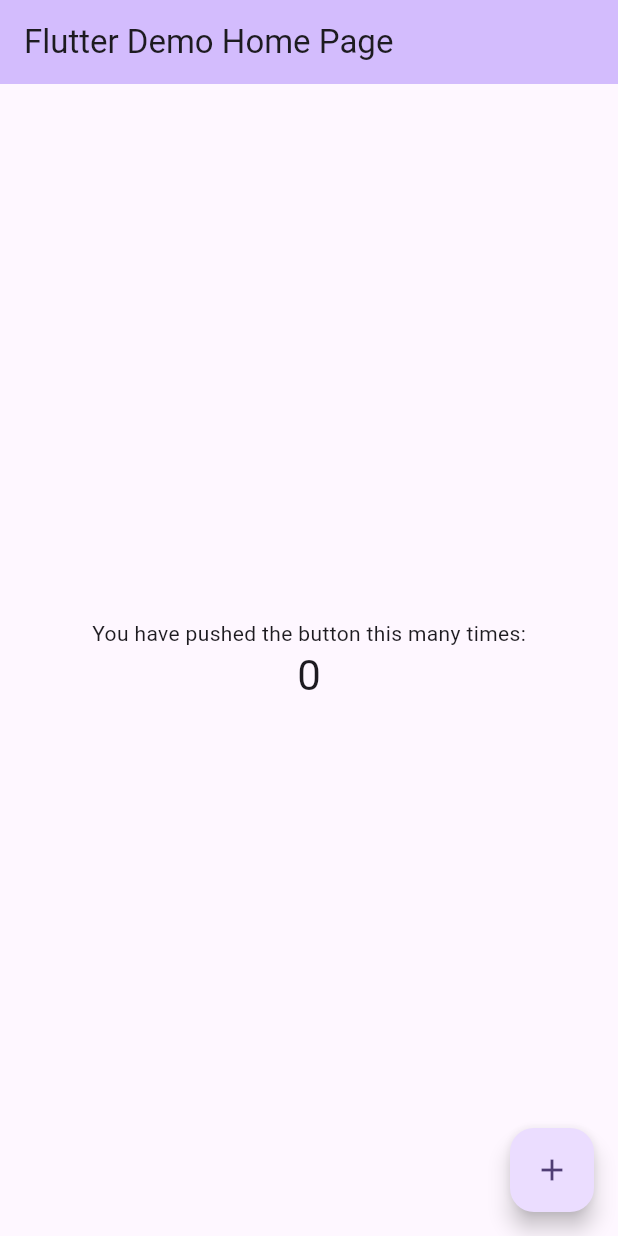
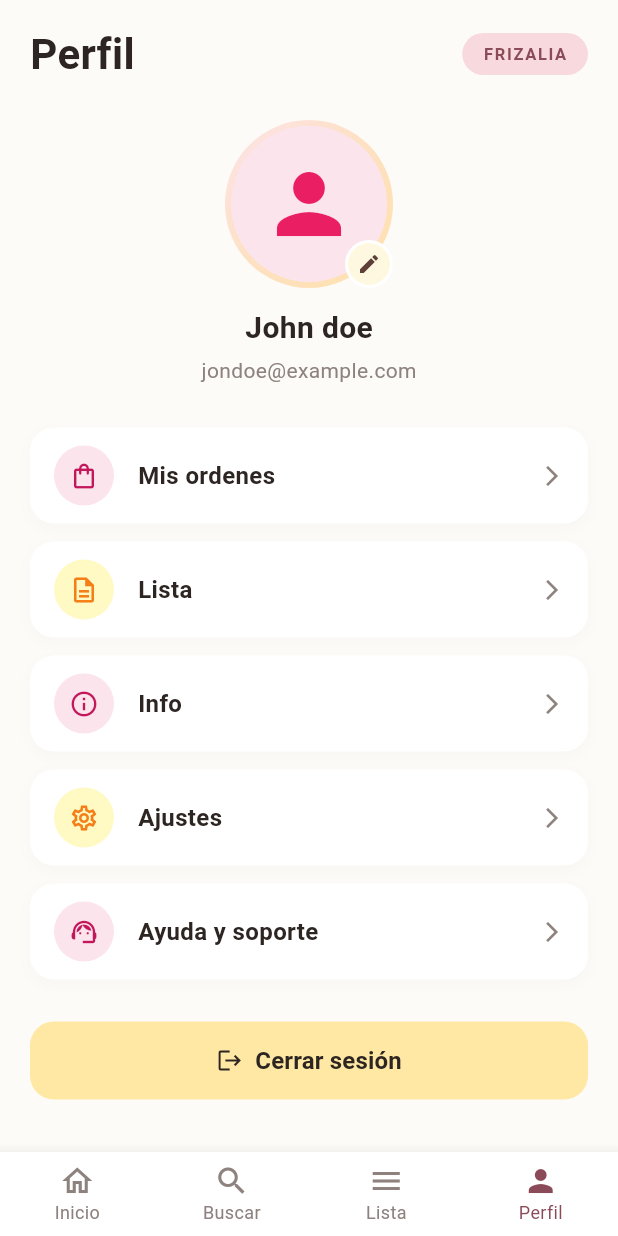
Before and after one commit to Niko850/Frizalia-LITIID42, a Flutter app: the screen it shows after launch, on a phone screen of 412 x 824 dp. Run offline on Flutter 3.47's test engine with Material 3 defaults, Android fonts, the phone set to English and light mode, and no system bars.

Commit message:
Feat: Splash Screen y Perfil Screen

```diff
--- /dev/null
+++ b/lib/Screens/perfil_screen.dart
@@ -0,0 +1,297 @@
+import 'package:flutter/material.dart';
+
+class ProfileScreen extends StatefulWidget {
+  const ProfileScreen({super.key});
+
+  @override
+  State<ProfileScreen> createState() => _ProfileScreenState();
+}
+
+class _ProfileScreenState extends State<ProfileScreen> {
+  int _currentIndex = 3; // 'Perfil' seleccionado por defecto en la barra inferior
+
+  @override
+  Widget build(BuildContext context) {
+    return Scaffold(
+      body: SafeArea(
+        child: SingleChildScrollView(
+          padding: const EdgeInsets.symmetric(horizontal: 20.0, vertical: 16.0),
+          child: Column(
+            crossAxisAlignment: CrossAxisAlignment.center,
+            children: [
+              // Encabezado con Título y Badge "FRIZALIA"
+              Row(
+                mainAxisAlignment: MainAxisAlignment.spaceBetween,
+                children: [
+                  const Text(
+                    'Perfil',
+                    style: TextStyle(
+                      fontSize: 28,
+                      fontWeight: FontWeight.bold,
+                      color: Color(0xFF2D2522),
+                    ),
+                  ),
+                  Container(
+                    padding: const EdgeInsets.symmetric(horizontal: 14, vertical: 6),
+                    decoration: BoxDecoration(
+                      color: const Color(0xFFF7D9DE),
+                      borderRadius: BorderRadius.circular(20),
+                    ),
+                    child: const Text(
+                      'FRIZALIA',
+                      style: TextStyle(
+                        fontSize: 11,
+                        fontWeight: FontWeight.bold,
+                        color: Color(0xFF8B4A58),
+                        letterSpacing: 1.1,
+                      ),
+                    ),
+                  ),
+                ],
+              ),
+              const SizedBox(height: 24),
+
+              // Avatar de Usuario con botón de edición
+              Stack(
+                children: [
+                  Container(
+                    padding: const EdgeInsets.all(4),
+                    decoration: BoxDecoration(
+                      shape: BoxShape.circle,
+                      gradient: LinearGradient(
+                        colors: [
+                          const Color(0xFFFCE4EC),
+                          const Color(0xFFFFD180).withValues(alpha: 0.6),
+                        ],
+                        begin: Alignment.topLeft,
+                        end: Alignment.bottomRight,
+                      ),
+                    ),
+                    child: const CircleAvatar(
+                      radius: 52,
+                      backgroundColor: Color(0xFFFCE4EC),
+                      child: Icon(
+                        Icons.person,
+                        size: 64,
+                        color: Color(0xFFE91E63),
+                      ),
+                    ),
+                  ),
+                  Positioned(
+                    bottom: 0,
+                    right: 0,
+                    child: Container(
+                      padding: const EdgeInsets.all(6),
+                      decoration: BoxDecoration(
+                        color: const Color(0xFFFFF8E1),
+                        shape: BoxShape.circle,
+                        border: Border.all(color: Colors.white, width: 2),
+                      ),
+                      child: const Icon(
+                        Icons.edit,
+                        size: 16,
+                        color: Color(0xFF5D4037),
+                      ),
+                    ),
+                  ),
+                ],
+              ),
+              const SizedBox(height: 12),
+
+              // Nombre y Correo Electrónico
+              const Text(
+                'John doe',
+                style: TextStyle(
+                  fontSize: 20,
+                  fontWeight: FontWeight.bold,
+                  color: Color(0xFF2D2522),
+                ),
+              ),
+              const SizedBox(height: 4),
+              const Text(
+                'jondoe@example.com',
+                style: TextStyle(
+                  fontSize: 14,
+                  color: Color(0xFF8D827D),
+                ),
+              ),
+              const SizedBox(height: 28),
+
+              // Opciones del Menú
+              _buildMenuCard(
+                icon: Icons.shopping_bag_outlined,
+                iconBgColor: const Color(0xFFFCE4EC),
+                iconColor: const Color(0xFFC2185B),
+                title: 'Mis ordenes',
+                onTap: () {},
+              ),
+              const SizedBox(height: 12),
+              _buildMenuCard(
+                icon: Icons.description_outlined,
+                iconBgColor: const Color(0xFFFFF9C4),
+                iconColor: const Color(0xFFF57F17),
+                title: 'Lista',
+                onTap: () {},
+              ),
+              const SizedBox(height: 12),
+              _buildMenuCard(
+                icon: Icons.info_outline,
+                iconBgColor: const Color(0xFFFCE4EC),
+                iconColor: const Color(0xFFC2185B),
+                title: 'Info',
+                onTap: () {},
+              ),
+              const SizedBox(height: 12),
+              _buildMenuCard(
+                icon: Icons.settings_outlined,
+                iconBgColor: const Color(0xFFFFF9C4),
+                iconColor: const Color(0xFFF57F17),
+                title: 'Ajustes',
+                onTap: () {},
+              ),
+              const SizedBox(height: 12),
+              _buildMenuCard(
+                icon: Icons.support_agent_outlined,
+                iconBgColor: const Color(0xFFFCE4EC),
+                iconColor: const Color(0xFFC2185B),
+                title: 'Ayuda y soporte',
+                onTap: () {},
+              ),
+              const SizedBox(height: 28),
+
+              // Botón de Cerrar Sesión
+              SizedBox(
+                width: double.infinity,
+                height: 52,
+                child: ElevatedButton(
+                  onPressed: () {},
+                  style: ElevatedButton.styleFrom(
+                    backgroundColor: const Color(0xFFFEE8A3),
+                    foregroundColor: const Color(0xFF2D2522),
+                    elevation: 0,
+                    shape: RoundedRectangleBorder(
+                      borderRadius: BorderRadius.circular(16),
+                    ),
+                  ),
+                  child: Row(
+                    mainAxisAlignment: MainAxisAlignment.center,
+                    children: const [
+                      Icon(Icons.logout, color: Color(0xFF2D2522)),
+                      SizedBox(width: 8),
+                      Text(
+                        'Cerrar sesión',
+                        style: TextStyle(
+                          fontSize: 16,
+                          fontWeight: FontWeight.bold,
+                        ),
+                      ),
+                    ],
+                  ),
+                ),
+              ),
+              const SizedBox(height: 20),
+            ],
+          ),
+        ),
+      ),
+      bottomNavigationBar: BottomNavigationBar(
+        currentIndex: _currentIndex,
+        onTap: (index) {
+          setState(() {
+            _currentIndex = index;
+          });
+        },
+        type: BottomNavigationBarType.fixed,
+        backgroundColor: Colors.white,
+        selectedItemColor: const Color(0xFF8B4A58),
+        unselectedItemColor: const Color(0xFF8D827D),
+        selectedFontSize: 12,
+        unselectedFontSize: 12,
+        items: const [
+          BottomNavigationBarItem(
+            icon: Icon(Icons.home_outlined),
+            activeIcon: Icon(Icons.home),
+            label: 'Inicio',
+          ),
+          BottomNavigationBarItem(
+            icon: Icon(Icons.search),
+            activeIcon: Icon(Icons.search),
+            label: 'Buscar',
+          ),
+          BottomNavigationBarItem(
+            icon: Icon(Icons.menu),
+            activeIcon: Icon(Icons.menu),
+            label: 'Lista',
+          ),
+          BottomNavigationBarItem(
+            icon: Icon(Icons.person_outline),
+            activeIcon: Icon(Icons.person),
+            label: 'Perfil',
+          ),
+        ],
+      ),
+    );
+  }
+
+  // Widget auxiliar reutilizable para las tarjetas del menú
+  Widget _buildMenuCard({
+    required IconData icon,
+    required Color iconBgColor,
+    required Color iconColor,
+    required String title,
+    required VoidCallback onTap,
+  }) {
+    return Container(
+      decoration: BoxDecoration(
+        color: Colors.white,
+        borderRadius: BorderRadius.circular(16),
+        boxShadow: [
+          BoxShadow(
+            color: Colors.black.withValues(alpha: 0.02),
+            blurRadius: 8,
+            offset: const Offset(0, 3),
+          ),
+        ],
+      ),
+      child: Material(
+        color: Colors.transparent,
+        borderRadius: BorderRadius.circular(16),
+        child: InkWell(
+          onTap: onTap,
+          borderRadius: BorderRadius.circular(16),
+          child: Padding(
+            padding: const EdgeInsets.symmetric(horizontal: 16, vertical: 12),
+            child: Row(
+              children: [
+                Container(
+                  padding: const EdgeInsets.all(10),
+                  decoration: BoxDecoration(
+                    color: iconBgColor,
+                    shape: BoxShape.circle,
+                  ),
+                  child: Icon(icon, color: iconColor, size: 20),
+                ),
+                const SizedBox(width: 16),
+                Expanded(
+                  child: Text(
+                    title,
+                    style: const TextStyle(
+                      fontSize: 16,
+                      fontWeight: FontWeight.w600,
+                      color: Color(0xFF2D2522),
+                    ),
+                  ),
+                ),
+                const Icon(
+                  Icons.arrow_forward_ios,
+                  size: 16,
+                  color: Color(0xFF8D827D),
+                ),
+              ],
+            ),
+          ),
+        ),
+      ),
+    );
+  }
+}
--- /dev/null
+++ b/lib/Screens/splash_screen.dart
@@ -0,0 +1,59 @@
+import 'dart:async';
+
+import 'package:flutter/material.dart';
+import 'package:frizalia/Screens/perfil_screen.dart';
+
+class SplashScreen extends StatefulWidget {
+  const SplashScreen({super.key});
+
+  @override
+  State<SplashScreen> createState() => _SplashScreenState();
+}
+
+class _SplashScreenState extends State<SplashScreen> {
+  @override
+  void initState() {
+    super.initState();
+
+    Timer(const Duration(seconds: 3), () {
+      if (!mounted) return;
+
+      Navigator.pushReplacement(
+        context,
+        MaterialPageRoute(builder: (context) => const ProfileScreen()),
+      );
+    });
+  }
+
+  @override
+  Widget build(BuildContext context) {
+    return Scaffold(
+      backgroundColor: const Color.fromARGB(255, 182, 164, 242),
+      body: Center(
+        child: Column(
+          mainAxisAlignment: MainAxisAlignment.center,
+          children: const [
+            Icon(
+              Icons.storefront,
+              size: 90,
+              color: Color.fromARGB(255, 0, 0, 0),
+            ),
+            SizedBox(height: 20),
+            Text(
+              'Delfines Store',
+              style: TextStyle(
+                fontSize: 24,
+                fontWeight: FontWeight.bold,
+                color: Color.fromARGB(255, 0, 0, 0),
+              ),
+            ),
+            SizedBox(height: 20),
+            CircularProgressIndicator(
+              color: Color.fromARGB(255, 0, 0, 0),
+            ),
+          ],
+        ),
+      ),
+    );
+  }
+}
--- a/lib/main.dart
+++ b/lib/main.dart
@@ -1,122 +1,24 @@
 import 'package:flutter/material.dart';
+import 'package:frizalia/Screens/splash_screen.dart';
 
 void main() {
-  runApp(const MyApp());
+  runApp(const FrizaliaApp());
 }
 
-class MyApp extends StatelessWidget {
-  const MyApp({super.key});
+class FrizaliaApp extends StatelessWidget {
+  const FrizaliaApp({super.key});
 
-  // This widget is the root of your application.
   @override
   Widget build(BuildContext context) {
     return MaterialApp(
-      title: 'Flutter Demo',
+      debugShowCheckedModeBanner: false,
+      title: 'Frizalia',
       theme: ThemeData(
-        // This is the theme of your application.
-        //
-        // TRY THIS: Try running your application with "flutter run". You'll see
-        // the application has a purple toolbar. Then, without quitting the app,
-        // try changing the seedColor in the colorScheme below to Colors.green
-        // and then invoke "hot reload" (save your changes or press the "hot
-        // reload" button in a Flutter-supported IDE, or press "r" if you used
-        // the command line to start the app).
-        //
-        // Notice that the counter didn't reset back to zero; the application
-        // state is not lost during the reload. To reset the state, use hot
-        // restart instead.
-        //
-        // This works for code too, not just values: Most code changes can be
-        // tested with just a hot reload.
-        colorScheme: .fromSeed(seedColor: Colors.deepPurple),
+        scaffoldBackgroundColor: const Color(0xFFFDFBF7),
+        fontFamily: 'Roboto',
+        colorScheme: ColorScheme.fromSeed(seedColor: const Color(0xFFB6A4F2)),
       ),
-      home: const MyHomePage(title: 'Flutter Demo Home Page'),
+      home: const SplashScreen(),
     );
   }
 }
-
-class MyHomePage extends StatefulWidget {
-  const MyHomePage({super.key, required this.title});
-
-  // This widget is the home page of your application. It is stateful, meaning
-  // that it has a State object (defined below) that contains fields that affect
-  // how it looks.
-
-  // This class is the configuration for the state. It holds the values (in this
-  // case the title) provided by the parent (in this case the App widget) and
-  // used by the build method of the State. Fields in a Widget subclass are
-  // always marked "final".
-
-  final String title;
-
-  @override
-  State<MyHomePage> createState() => _MyHomePageState();
-}
-
-class _MyHomePageState extends State<MyHomePage> {
-  int _counter = 0;
-
-  void _incrementCounter() {
-    setState(() {
-      // This call to setState tells the Flutter framework that something has
-      // changed in this State, which causes it to rerun the build method below
-      // so that the display can reflect the updated values. If we changed
-      // _counter without calling setState(), then the build method would not be
-      // called again, and so nothing would appear to happen.
-      _counter++;
-    });
-  }
-
-  @override
-  Widget build(BuildContext context) {
-    // This method is rerun every time setState is called, for instance as done
-    // by the _incrementCounter method above.
-    //
-    // The Flutter framework has been optimized to make rerunning build methods
-    // fast, so that you can just rebuild anything that needs updating rather
-    // than having to individually change instances of widgets.
-    return Scaffold(
-      appBar: AppBar(
-        // TRY THIS: Try changing the color here to a specific color (to
-        // Colors.amber, perhaps?) and trigger a hot reload to see the AppBar
-        // change color while the other colors stay the same.
-        backgroundColor: Theme.of(context).colorScheme.inversePrimary,
-        // Here we take the value from the MyHomePage object that was created by
-        // the App.build method, and use it to set our appbar title.
-        title: Text(widget.title),
-      ),
-      body: Center(
-        // Center is a layout widget. It takes a single child and positions it
-        // in the middle of the parent.
-        child: Column(
-          // Column is also a layout widget. It takes a list of children and
-          // arranges them vertically. By default, it sizes itself to fit its
-          // children horizontally, and tries to be as tall as its parent.
-          //
-          // Column has various properties to control how it sizes itself and
-          // how it positions its children. Here we use mainAxisAlignment to
-          // center the children vertically; the main axis here is the vertical
-          // axis because Columns are vertical (the cross axis would be
-          // horizontal).
-          //
-          // TRY THIS: Invoke "debug painting" (choose the "Toggle Debug Paint"
-          // action in the IDE, or press "p" in the console), to see the
-          // wireframe for each widget.
-          mainAxisAlignment: .center,
-          children: [
-            const Text('You have pushed the button this many times:'),
-            Text(
-              '$_counter',
-              style: Theme.of(context).textTheme.headlineMedium,
-            ),
-          ],
-        ),
-      ),
-      floatingActionButton: FloatingActionButton(
-        onPressed: _incrementCounter,
-        tooltip: 'Increment',
-        child: const Icon(Icons.add),
-      ),
-    );
-  }
-}
```
Also changed, not shown: 1 other file.
